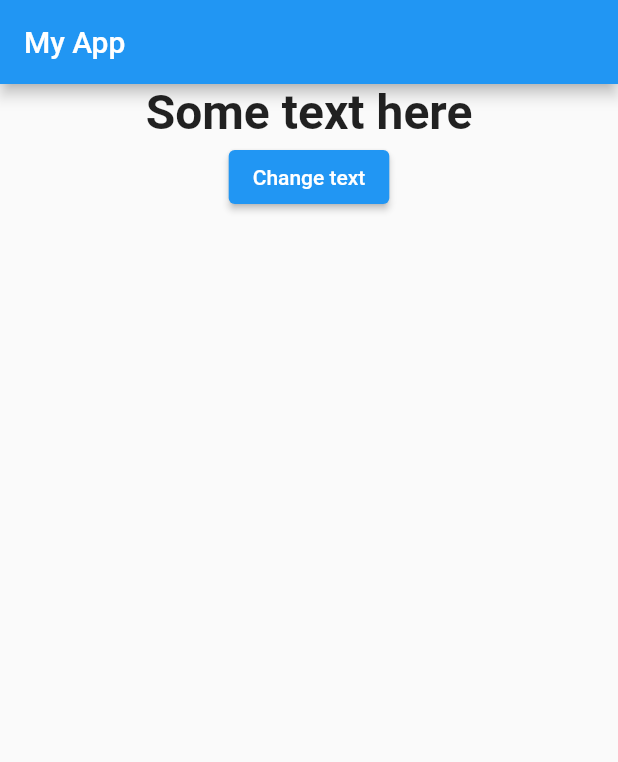
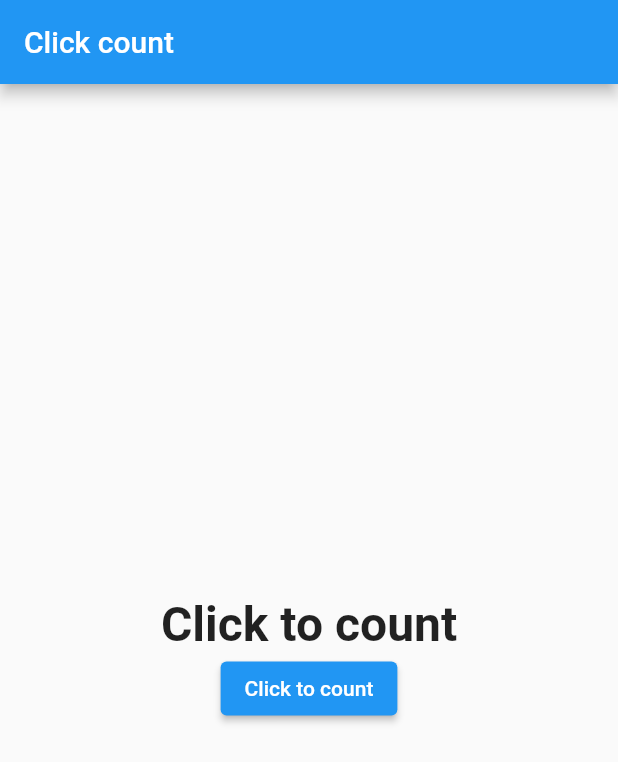
Before and after one commit to tuliofmoura/flutter_examples, a Flutter app: the screen it shows after launch, on a phone screen of 412 x 824 dp. Shown: the top 762 px of the screen. Run offline on Flutter 3.47's test engine with Material 2 defaults, Android fonts, the phone set to English and light mode, and no system bars.

Commit message:
Fixing the exercise.

```diff
--- a/flutter_widgets_basic/lib/main.dart
+++ b/flutter_widgets_basic/lib/main.dart
@@ -6,44 +6,21 @@
 //button that changes that text
 
 import 'package:flutter/material.dart';
-import 'package:flutter_widgets_basic/text.dart';
-import 'package:flutter_widgets_basic/text_control_button.dart';
+import 'package:flutter_widgets_basic/text_control.dart';
 
 void main(List<String> args) => runApp(const MyApp());
 
-class MyApp extends StatefulWidget {
+class MyApp extends StatelessWidget {
   const MyApp({Key? key}) : super(key: key);
-
-  @override
-  State<StatefulWidget> createState() => _MyAppState();
-}
-
-class _MyAppState extends State<MyApp> {
-  int _count = 0;
-  String _textToShow = 'Some text here';
-
-  void _onChangeClicked() {
-    setState(() {
-      _count++;
-      _textToShow = 'Clicked $_count times!';
-    });
-  }
 
   @override
   Widget build(BuildContext context) {
     return MaterialApp(
       home: Scaffold(
         appBar: AppBar(
-          title: const Text('My App'),
+          title: const Text('Click count'),
         ),
-        body: Center(
-          child: Column(
-            children: [
-              TextToShow(textToShow: _textToShow),
-              TextControlButton(callback: _onChangeClicked),
-            ],
-          ),
-        ),
+        body: const TextControl(),
       ),
     );
   }
--- /dev/null
+++ b/flutter_widgets_basic/lib/text_control.dart
@@ -0,0 +1,34 @@
+import 'package:flutter/material.dart';
+import 'package:flutter_widgets_basic/text.dart';
+
+class TextControl extends StatefulWidget {
+  const TextControl({Key? key}) : super(key: key);
+
+  @override
+  State<StatefulWidget> createState() => _TextControlState();
+}
+
+class _TextControlState extends State<TextControl> {
+  int _count = 0;
+  String _textToShow = 'Click to count';
+
+  void _onChangeClicked() {
+    setState(() {
+      _count++;
+      _textToShow = 'Clicked $_count times!';
+    });
+  }
+
+  @override
+  Widget build(BuildContext context) {
+    return Center(
+      child: Column(
+        mainAxisAlignment: MainAxisAlignment.center,
+        children: [
+          TextToShow(textToShow: _textToShow),
+          ElevatedButton(onPressed: _onChangeClicked, child: Text(_textToShow)),
+        ],
+      ),
+    );
+  }
+}
--- a/flutter_widgets_basic/lib/text_control_button.dart
+++ /dev/null
@@ -1,15 +0,0 @@
-import 'package:flutter/material.dart';
-
-class TextControlButton extends StatelessWidget {
-  const TextControlButton({Key? key, required this.callback}) : super(key: key);
-
-  final VoidCallback callback;
-
-  @override
-  Widget build(BuildContext context) {
-    return ElevatedButton(
-      onPressed: callback,
-      child: const Text('Change text'),
-    );
-  }
-}
```
